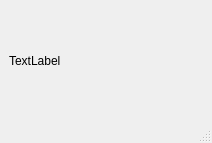
neutrons/GUI_Tools, file UserConfiguration/UsingQSettings/interface_example.ui: the form before one commit.
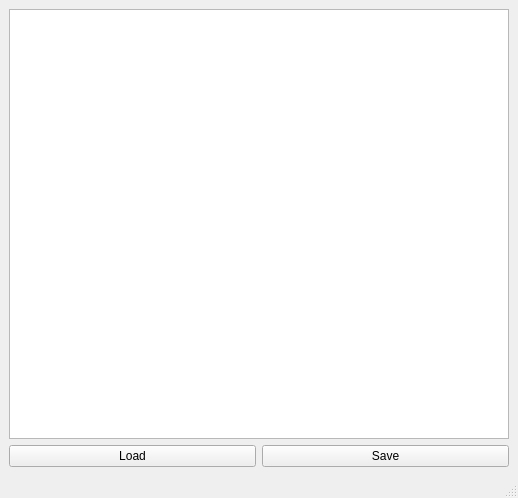
The form after the commit.

```diff
--- a/UserConfiguration/UsingQSettings/interface_example.ui
+++ b/UserConfiguration/UsingQSettings/interface_example.ui
@@ -6,24 +6,35 @@
    <rect>
     <x>0</x>
     <y>0</y>
-    <width>212</width>
-    <height>143</height>
+    <width>518</width>
+    <height>498</height>
    </rect>
   </property>
   <property name="windowTitle">
    <string>MainWindow</string>
   </property>
   <widget class="QWidget" name="centralwidget">
-   <layout class="QHBoxLayout" name="horizontalLayout">
+   <layout class="QVBoxLayout" name="verticalLayout">
     <item>
-     <widget class="QLabel" name="label">
-      <property name="autoFillBackground">
-       <bool>false</bool>
-      </property>
-      <property name="text">
-       <string>TextLabel</string>
-      </property>
-     </widget>
+     <widget class="QTextEdit" name="textEdit"/>
+    </item>
+    <item>
+     <layout class="QHBoxLayout" name="horizontalLayout">
+      <item>
+       <widget class="QPushButton" name="load">
+        <property name="text">
+         <string>Load</string>
+        </property>
+       </widget>
+      </item>
+      <item>
+       <widget class="QPushButton" name="save">
+        <property name="text">
+         <string>Save</string>
+        </property>
+       </widget>
+      </item>
+     </layout>
     </item>
    </layout>
   </widget>
```
Left out of the diff: 41 changed lines with no effect on the pictures.
